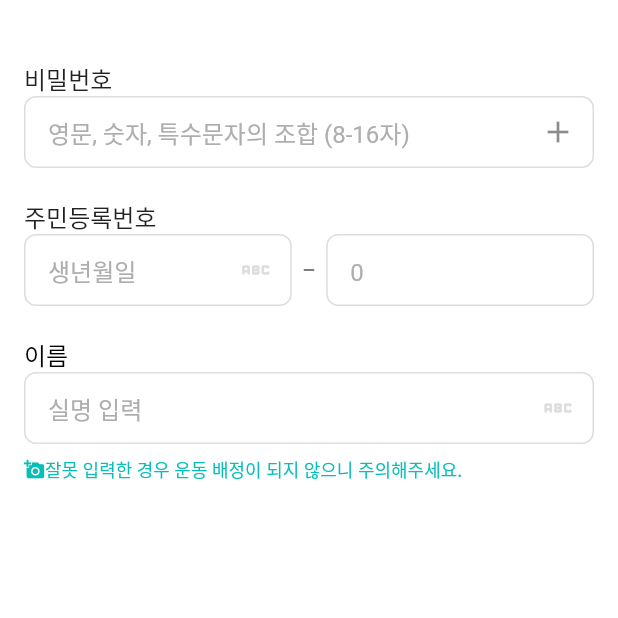
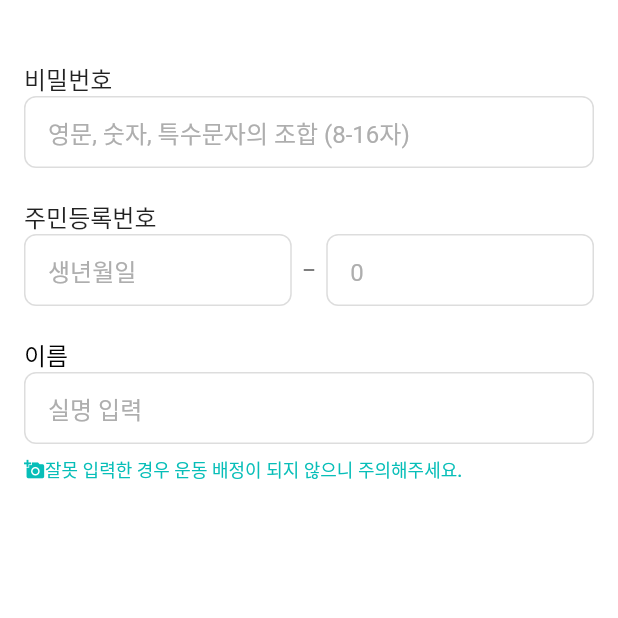
Before and after one commit to lovefreeUnity/makeModule, a Flutter app: the TextFieldPage screen opened directly, on a phone screen of 412 x 824 dp, the top half of it. Run offline on Flutter 3.47's test engine with Material 2 defaults, Android fonts, the phone set to English and light mode, and no system bars; Roboto replaces fonts that are missing (Pretendard).

Commit message:
회원가입용 텍스트 필드 생성

```diff
--- a/lib/text_field_page.dart
+++ b/lib/sign_in_textfields.dart
@@ -1,6 +1,7 @@
 import 'dart:math';
 
 import 'package:flutter/material.dart';
+import 'package:flutter/services.dart';
 
 class TextFieldPage extends StatefulWidget {
   const TextFieldPage({Key? key}) : super(key: key);
@@ -10,10 +11,11 @@ class TextFieldPage extends StatefulWidget {
 }
 
 class _TextFieldPageState extends State<TextFieldPage> {
-
+  //아이콘on off 및 텍스트 받아오기 위한 텍스트 컨트롤러
   TextEditingController nameTextController = TextEditingController();
   TextEditingController passwordTextController = TextEditingController();
-  TextEditingController socialSecurityNumberTextController = TextEditingController();
+  TextEditingController socialSecurityFrontNumberTextController = TextEditingController();
+  TextEditingController socialSecurityBackNumberTextController = TextEditingController();
 
   @override
   Widget build(BuildContext context) {
@@ -25,7 +27,9 @@ class _TextFieldPageState extends State<TextFieldPage> {
         child: SingleChildScrollView(
           child: Column(
             children: [
-              SizedBox(height: 40,),
+              SizedBox(
+                height: 40,
+              ),
               //비밀 번호
               Column(
                 mainAxisSize: MainAxisSize.min,
@@ -38,9 +42,24 @@ class _TextFieldPageState extends State<TextFieldPage> {
                           fontFamily: 'Pretendard',
                           height: 1.5)),
                   TextField(
+                    controller: passwordTextController,
+                    onChanged: (text) {
+                      setState(() {});
+                    },
                     decoration: InputDecoration(
                         hintText: '영문, 숫자, 특수문자의 조합 (8-16자)',
-                        suffixIcon: Icon(Icons.add)),
+                        suffixIcon: passwordTextController.text.isNotEmpty
+                            ? InkWell(
+                                onTap: () {
+                                  passwordTextController.clear();
+                                  setState(() {});
+                                },
+                                child: Icon(
+                                  Icons.add,
+                                  color: Color(0xFFDDDDDD),
+                                ),
+                              )
+                            : null),
                   ),
                 ],
               ),
@@ -60,13 +79,24 @@ class _TextFieldPageState extends State<TextFieldPage> {
                   Row(
                     children: [
                       Expanded(
+                        //주민 번호 앞자리
                         child: TextField(
+                          controller: socialSecurityFrontNumberTextController,
+                          onChanged: (text) {
+                            setState(() {});
+                          },
                           keyboardType: TextInputType.phone,
                           decoration: InputDecoration(
-                            hintText: '생년월일',
-                            suffixIcon: Icon(Icons.abc_rounded),
-                            suffixIconColor: Color(0xFFDDDDDD),
-                          ),
+                              hintText: '생년월일',
+                              suffixIcon: socialSecurityFrontNumberTextController.text.isNotEmpty
+                                  ? InkWell(
+                                      onTap: () {
+                                        socialSecurityFrontNumberTextController.clear();
+                                        setState(() {});
+                                      },
+                                      child: Icon(Icons.abc_rounded))
+                                  : null,
+                              suffixIconColor: Color(0xFFDDDDDD)),
                         ),
                       ),
                       Padding(
@@ -77,8 +107,10 @@ class _TextFieldPageState extends State<TextFieldPage> {
                           color: Color(0xFF545454),
                         ),
                       ),
+                      //주민 번호 뒷자리
                       Expanded(
                         child: TextField(
+                          controller: socialSecurityBackNumberTextController,
                           keyboardType: TextInputType.phone,
                           decoration: InputDecoration(
                             hintText: '0',
@@ -106,15 +138,29 @@ class _TextFieldPageState extends State<TextFieldPage> {
                         height: 1.5),
                   ),
                   TextField(
+                    controller: nameTextController,
                     keyboardType: TextInputType.name,
+                    onChanged: (text) {
+                      setState(() {});
+                    },
                     decoration: InputDecoration(
                       hintText: '실명 입력',
-                      suffixIcon: Icon(Icons.abc_rounded),
+                      suffixIcon: nameTextController.text.isNotEmpty
+                          ? InkWell(
+                              onTap: () {
+                                nameTextController.clear();
+                                setState(() {});
+                              },
+                              child: Icon(Icons.abc_rounded),
+                            )
+                          : null,
                       suffixIconColor: Color(0xFFDDDDDD),
                     ),
                   ),
                   //주의 사항
-                  SizedBox(height: 8,),
+                  SizedBox(
+                    height: 8,
+                  ),
                   Row(
                     children: [
                       Icon(
@@ -140,8 +186,8 @@ class _TextFieldPageState extends State<TextFieldPage> {
         ),
       ),
       bottomSheet: InkWell(
-        onTap: (){
-          Navigator.pushNamed(context , '/TextFieldPage/TermsOfServicePage');
+        onTap: () {
+          Navigator.pushNamed(context, '/TextFieldPage/TermsOfServicePage');
         },
         child: Container(
             padding: EdgeInsets.fromLTRB(0, 16, 0, 16),
@@ -158,8 +204,7 @@ class _TextFieldPageState extends State<TextFieldPage> {
                       height: 1.5),
                 ),
               ],
-            )
-        ),
+            )),
       ),
     );
   }
```
